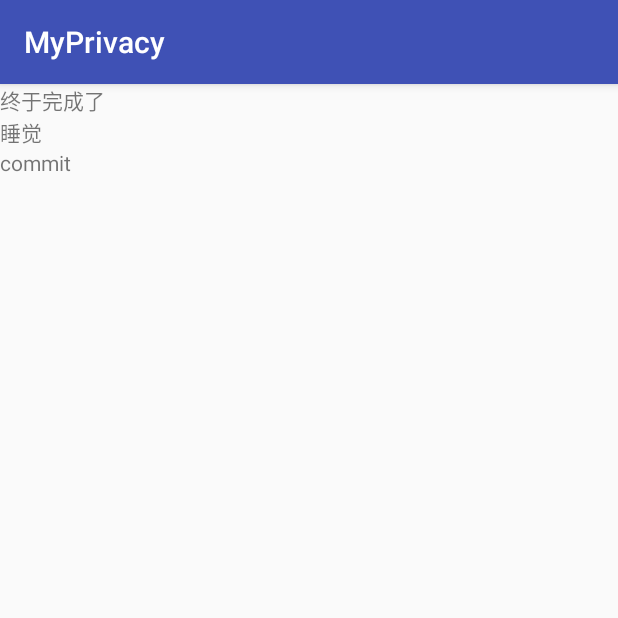
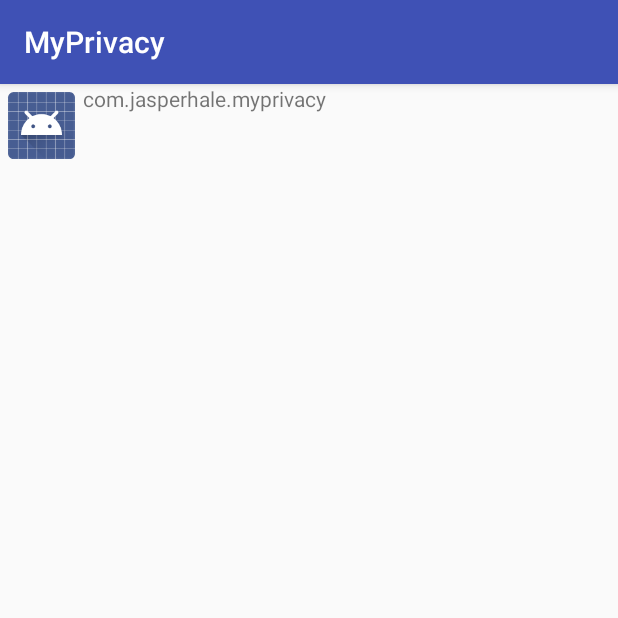
Before and after one commit to Jasper-1024/MyPrivacy, an Android app: the screen it shows after launch (MainActivity), on a phone screen of 412 x 824 dp, the top half of it. Run offline under Robolectric (Android 15) with nearby library versions, the phone set to English and light mode, and no system bars; our stand-ins replace data binding.

Commit message:
成功显示了应用列表,但应用名称居中无效,

```diff
--- a/app/build.gradle
+++ b/app/build.gradle
@@ -23,6 +23,10 @@ android {
 
 dependencies {
     compile 'com.android.support:recyclerview-v7:26.1.0'
+
+    compile 'com.github.bumptech.glide:glide:4.2.0'
+    annotationProcessor 'com.github.bumptech.glide:compiler:4.2.0'
+
     implementation fileTree(dir: 'libs', include: ['*.jar'])
     implementation 'com.android.support:appcompat-v7:26.1.0'
     implementation 'com.android.support.constraint:constraint-layout:1.0.2'
--- a/app/src/main/java/com/jasperhale/myprivacy/Activity/activity/MainActivity.java
+++ b/app/src/main/java/com/jasperhale/myprivacy/Activity/activity/MainActivity.java
@@ -1,5 +1,8 @@
 package com.jasperhale.myprivacy.Activity.activity;
 
+import android.content.pm.ApplicationInfo;
+import android.content.pm.PackageInfo;
+import android.content.pm.PackageManager;
 import android.databinding.DataBindingUtil;
 import android.support.v4.widget.SwipeRefreshLayout;
 import android.support.v7.app.AppCompatActivity;
@@ -19,6 +22,7 @@ import java.util.List;
 public class MainActivity extends AppCompatActivity {
 
     private ActivityMainBinding binding;
+    PackageManager packageManager;
 
     @Override
     protected void onCreate(Bundle savedInstanceState) {
@@ -30,18 +34,24 @@ public class MainActivity extends AppCompatActivity {
 
     private void initView() {
         binding = DataBindingUtil.setContentView(this, R.layout.activity_main);
+        packageManager = this.getPackageManager();
         initListView();
 
     }
 
     private void initListView() {
         List<BindingAdapterItem> items = new ArrayList<>();
-        items.add(new ApplistItem("终于完成了"));
-        items.add(new ApplistItem("睡觉"));
-        items.add(new ApplistItem("commit"));
+        List<PackageInfo> packages = packageManager.getInstalledPackages(0);
+
+        for (PackageInfo packageInfo : packages){
+            ApplicationInfo appInfo = packageInfo.applicationInfo;
+            items.add(new ApplistItem(appInfo.packageName,
+                    packageManager.getApplicationIcon(appInfo)));
+        }
+
+
         BindingAdapter adapter = new BindingAdapter();
         adapter.setItems(items);
-        //这也是一个坑，经常忘了加LayoutManger导致东西Item无法显示，RecyclerView把测量，布局的工作甩给了LayoutManager
         LinearLayoutManager manager = new LinearLayoutManager(getApplicationContext());
         binding.recyclerView.setLayoutManager(manager);
         binding.recyclerView.setAdapter(adapter);
--- a/app/src/main/java/com/jasperhale/myprivacy/Activity/item/ApplistItem.java
+++ b/app/src/main/java/com/jasperhale/myprivacy/Activity/item/ApplistItem.java
@@ -2,6 +2,8 @@ package com.jasperhale.myprivacy.Activity.item;
 
 
 import android.databinding.Bindable;
+import android.graphics.drawable.Drawable;
+import android.view.View;
 
 
 import com.jasperhale.myprivacy.Activity.adapter.BindingAdapterItem;
@@ -19,11 +21,13 @@ public class ApplistItem extends BaseItem implements BindingAdapterItem{
         return R.layout.item_applist;
     }
 
-    public ApplistItem(String AppId){
+    public ApplistItem(String AppId,Drawable AppIcon){
         this.AppId = AppId;
+        this.AppIcon = AppIcon;
     }
 
     private String AppId;
+    private Drawable AppIcon;
 
     @Bindable
     public String getAppId(){
@@ -35,4 +39,15 @@ public class ApplistItem extends BaseItem implements BindingAdapterItem{
         notifyPropertyChanged(BR.appId);
     }
 
+    @Bindable
+    public Drawable getAppIcon(){
+        AppIcon.setBounds(0,0,5,5);
+        return AppIcon;
+    }
+    public void setAppIcon(Drawable AppIcon){
+        this.AppIcon = AppIcon;
+        notifyPropertyChanged(BR.appIcon);
+    }
+
+
 }
--- a/app/src/main/res/layout/item_applist.xml
+++ b/app/src/main/res/layout/item_applist.xml
@@ -9,12 +9,20 @@
     </data>
 
     <LinearLayout xmlns:android="http://schemas.android.com/apk/res/android"
+        android:orientation="horizontal"
         android:layout_width="match_parent"
         android:layout_height="wrap_content">
+
+        <ImageView
+            android:src="@{item.appIcon}"
+            android:padding="5dp"
+            android:layout_width="55dp"
+            android:layout_height="55dp" />
 
         <TextView
             android:layout_width="wrap_content"
             android:layout_height="wrap_content"
+            android:gravity="center"
             android:text="@{item.appId}" />
     </LinearLayout>
 
```
